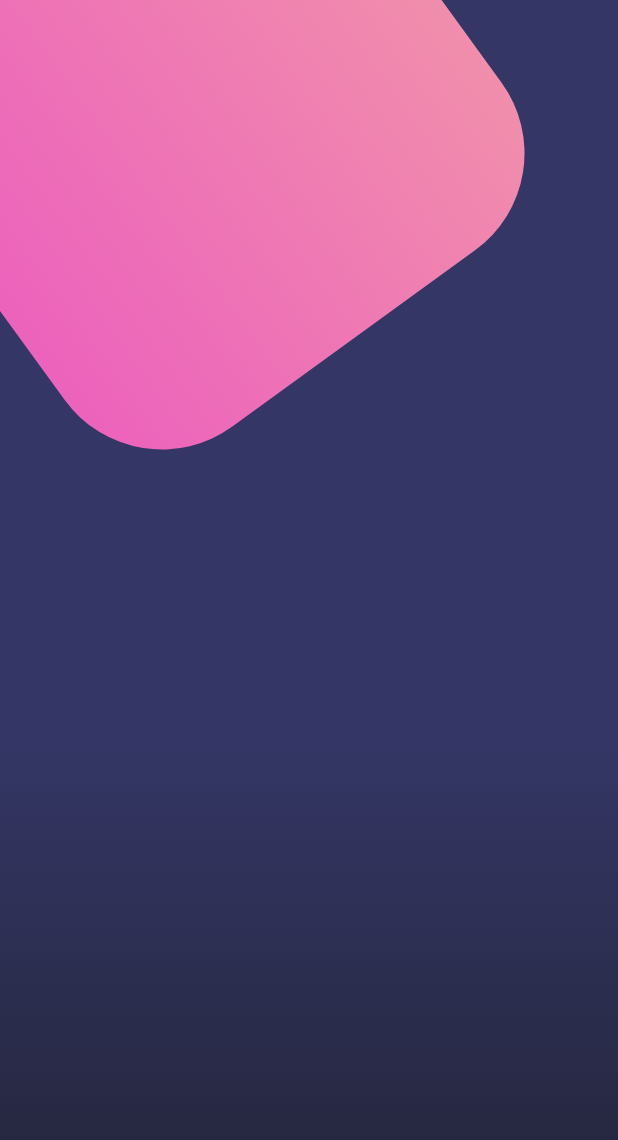
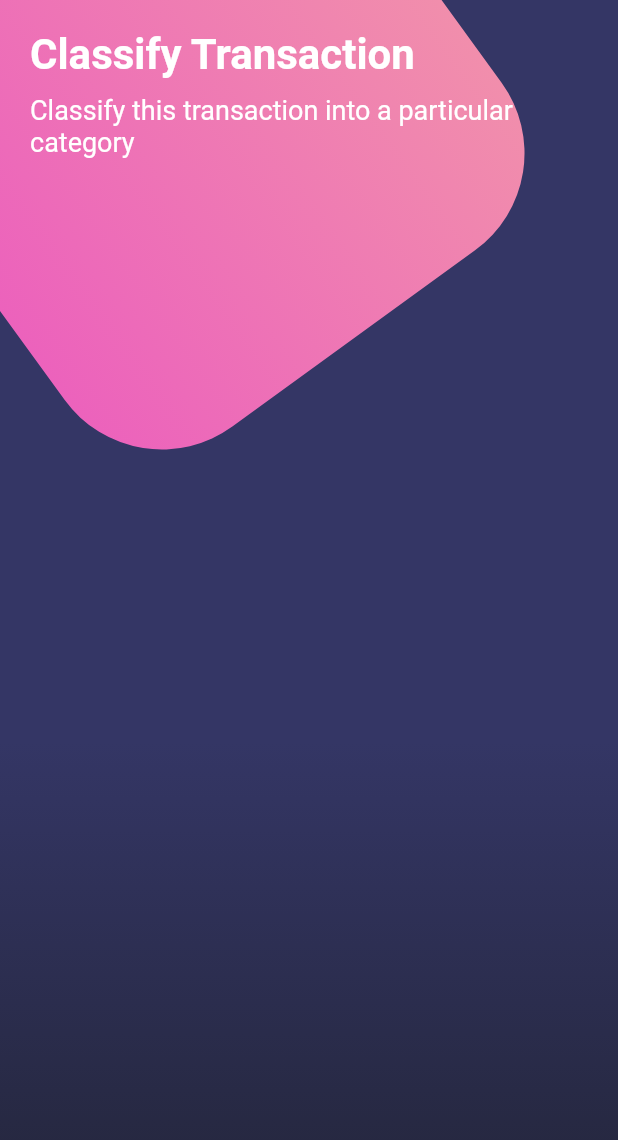
Before and after one commit to leopg17/disenos, a Flutter app: the screen it shows after launch, on a phone screen of 412 x 824 dp. Shown: the top 1140 px of the screen. Run offline on Flutter 3.47's test engine with Material 2 defaults, Android fonts, the light colour scheme and no system bars.

Commit message:
Status Bar y Titulos

```diff
--- a/lib/main.dart
+++ b/lib/main.dart
@@ -1,4 +1,5 @@
 import 'package:flutter/material.dart';
+import 'package:flutter/services.dart';
 
 import 'package:disenos/src/pages/basico_page.dart';
 import 'package:disenos/src/pages/scroll_page.dart';
@@ -9,6 +10,10 @@ void main() => runApp(MyApp());
 class MyApp extends StatelessWidget {
   @override
   Widget build(BuildContext context) {
+
+    /* SystemChrome.setSystemUIOverlayStyle(SystemUiOverlayStyle.light.copyWith(
+      statusBarColor: Colors.white
+    )); // Permite cambiar el color de la letra de la barrra del sistema operativo en la parte superior */
     return MaterialApp(
       debugShowCheckedModeBanner: false,
       title: 'Diseños',
--- a/lib/src/pages/botones_page.dart
+++ b/lib/src/pages/botones_page.dart
@@ -7,11 +7,20 @@ class BotonesPage extends StatelessWidget {
   Widget build(BuildContext context) {
     return Scaffold(
       body: Stack(
+        //Funciona como un naipe de cartas, como si estuviera una encima de otra.
         children: <Widget>[
           _fondoApp(),
+
+          SingleChildScrollView(
+            child: Column(
+              children: <Widget>[
+                _titulos(),
+
+              ]
+            ),
+          )
         ],
       )
-
     );
   }
 
@@ -69,4 +78,20 @@ class BotonesPage extends StatelessWidget {
     );
 
   }
+
+  Widget _titulos() {
+    return SafeArea(
+      child: Container(
+        padding: EdgeInsets.all(20.0),
+        child: Column(
+          crossAxisAlignment: CrossAxisAlignment.start,
+          children: <Widget>[
+            Text('Classify Transaction', style: TextStyle(color: Colors.white, fontSize: 28.0, fontWeight: FontWeight.bold),),
+            SizedBox( height: 10.0),
+            Text('Classify this transaction into a particular category', style: TextStyle(color: Colors.white, fontSize: 18.0),)
+          ],
+        ),
+      ),
+    );
+  }
 }
```
